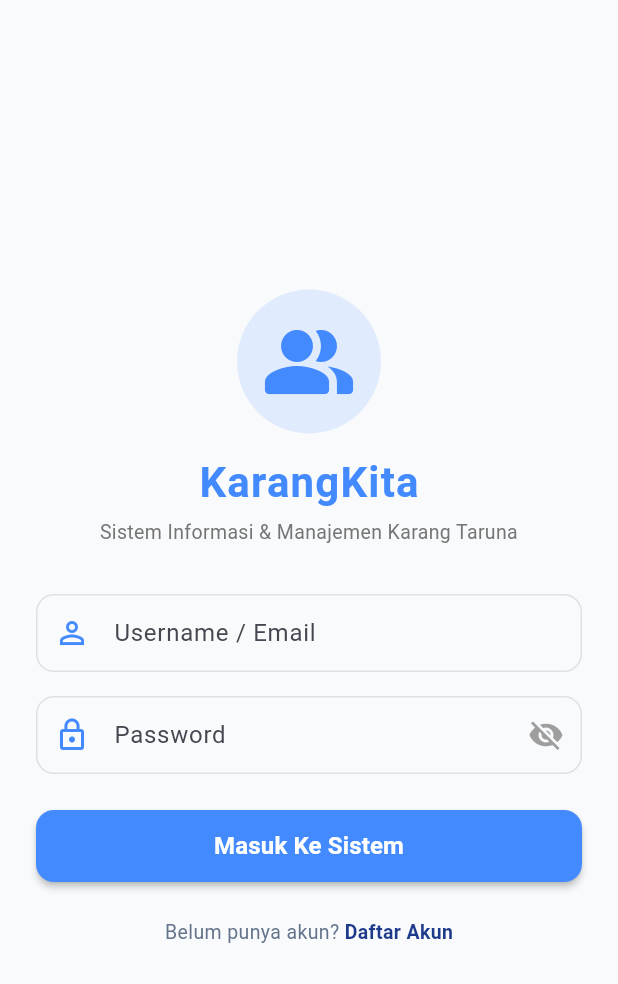
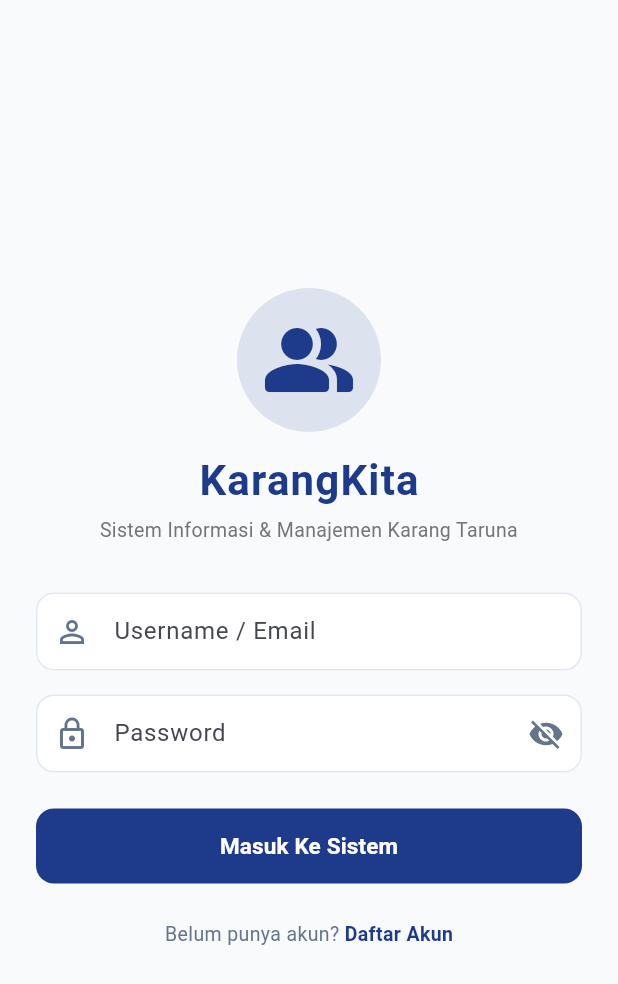
Before and after one commit to kelompok4-KH002/KarangKita, a Flutter app: the screen it shows after launch, on a phone screen of 412 x 824 dp. Shown: the top 984 px of the screen. Run offline on Flutter 3.47's test engine with Material 3 defaults, Android fonts, the phone set to English and light mode, and no system bars; our stand-ins replace image_picker.

Commit message:
penyelarasan warna biru tua halaman login dan registrasi

```diff
--- a/lib/autentikasi/halaman/halaman_registrasi.dart
+++ b/lib/autentikasi/halaman/halaman_registrasi.dart
@@ -81,7 +81,7 @@ class _HalamanRegistrasiState extends State<HalamanRegistrasi> {
 
   @override
   Widget build(BuildContext context) {
-    const primaryColor = Color(0xFF1E3A8A); // Warna biru tua utama Figma
+    const primaryColor = Color(0xFF1E3A8A); // Warna biru tua
 
     return Scaffold(
       backgroundColor: const Color(0xFFF8FAFC),
--- a/lib/autentikasi/komponen/komponen_autentikasi.dart
+++ b/lib/autentikasi/komponen/komponen_autentikasi.dart
@@ -1,4 +1,6 @@
 import 'package:flutter/material.dart';
+
+const primaryDarkBlue = Color(0xFF1E3A8A); // Tema biru tua seragam Figma
 
 // Component header logo KarangKita
 class HeaderLogoKarangKita extends StatelessWidget {
@@ -11,13 +13,13 @@ class HeaderLogoKarangKita extends StatelessWidget {
         Container(
           padding: const EdgeInsets.all(16),
           decoration: BoxDecoration(
-            color: Colors.blueAccent.shade100.withOpacity(0.2),
+            color: primaryDarkBlue.withOpacity(0.12),
             shape: BoxShape.circle,
           ),
           child: const Icon(
             Icons.people_alt_rounded,
             size: 64,
-            color: Colors.blueAccent,
+            color: primaryDarkBlue,
           ),
         ),
         const SizedBox(height: 12),
@@ -26,7 +28,7 @@ class HeaderLogoKarangKita extends StatelessWidget {
           style: TextStyle(
             fontSize: 28,
             fontWeight: FontWeight.bold,
-            color: Colors.blueAccent,
+            color: primaryDarkBlue,
             letterSpacing: 0.8,
           ),
         ),
@@ -76,26 +78,29 @@ class InputFieldCustom extends StatelessWidget {
       decoration: InputDecoration(
         labelText: label,
         hintText: hint,
-        prefixIcon: Icon(prefixIcon, color: Colors.blueAccent),
+        prefixIcon: Icon(prefixIcon, color: const Color(0xFF64748B)),
         suffixIcon: isPassword
             ? IconButton(
                 icon: Icon(
                   isPasswordVisible ? Icons.visibility : Icons.visibility_off,
-                  color: Colors.grey,
+                  color: const Color(0xFF64748B),
                 ),
                 onPressed: onToggleVisibility,
               )
             : null,
+        filled: true,
+        fillColor: Colors.white,
         border: OutlineInputBorder(
           borderRadius: BorderRadius.circular(12),
+          borderSide: const BorderSide(color: Color(0xFFE2E8F0)),
         ),
         enabledBorder: OutlineInputBorder(
           borderRadius: BorderRadius.circular(12),
-          borderSide: BorderSide(color: Colors.grey.shade300),
+          borderSide: const BorderSide(color: Color(0xFFE2E8F0)),
         ),
         focusedBorder: OutlineInputBorder(
           borderRadius: BorderRadius.circular(12),
-          borderSide: const BorderSide(color: Colors.blueAccent, width: 2),
+          borderSide: const BorderSide(color: primaryDarkBlue, width: 1.5),
         ),
         contentPadding: const EdgeInsets.symmetric(horizontal: 16, vertical: 14),
       ),
@@ -120,21 +125,21 @@ class TombolUtama extends StatelessWidget {
   Widget build(BuildContext context) {
     return SizedBox(
       width: double.infinity,
-      height: 48,
+      height: 50,
       child: ElevatedButton(
         onPressed: isLoading ? null : onPressed,
         style: ElevatedButton.styleFrom(
-          backgroundColor: Colors.blueAccent,
+          backgroundColor: primaryDarkBlue,
           foregroundColor: Colors.white,
           shape: RoundedRectangleBorder(
             borderRadius: BorderRadius.circular(12),
           ),
-          elevation: 2,
+          elevation: 0,
         ),
         child: isLoading
             ? const SizedBox(
-                width: 24,
-                height: 24,
+                width: 22,
+                height: 22,
                 child: CircularProgressIndicator(
                   color: Colors.white,
                   strokeWidth: 2.5,
@@ -143,7 +148,7 @@ class TombolUtama extends StatelessWidget {
             : Text(
                 text,
                 style: const TextStyle(
-                  fontSize: 16,
+                  fontSize: 15,
                   fontWeight: FontWeight.bold,
                 ),
               ),
```
